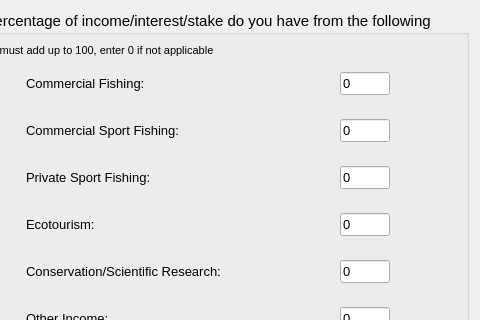
Old version of the form oom_cobi_loreto/Interview/interviewstart.ui in the repository Ecotrust/openoceanmap-desktop; both pictures show x 436 to 916 and y 0 to 320 of the 916 by 421 pixel window.
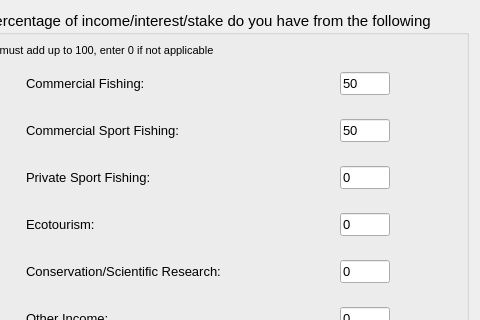
New version of the form.

```diff
--- a/oom_cobi_loreto/Interview/interviewstart.ui
+++ b/oom_cobi_loreto/Interview/interviewstart.ui
@@ -659,7 +659,7 @@
               </font>
              </property>
              <property name="text" >
-              <string>0</string>
+              <string>50</string>
              </property>
             </widget>
            </item>
@@ -721,7 +721,7 @@
               </font>
              </property>
              <property name="text" >
-              <string>0</string>
+              <string>50</string>
              </property>
             </widget>
            </item>
```
